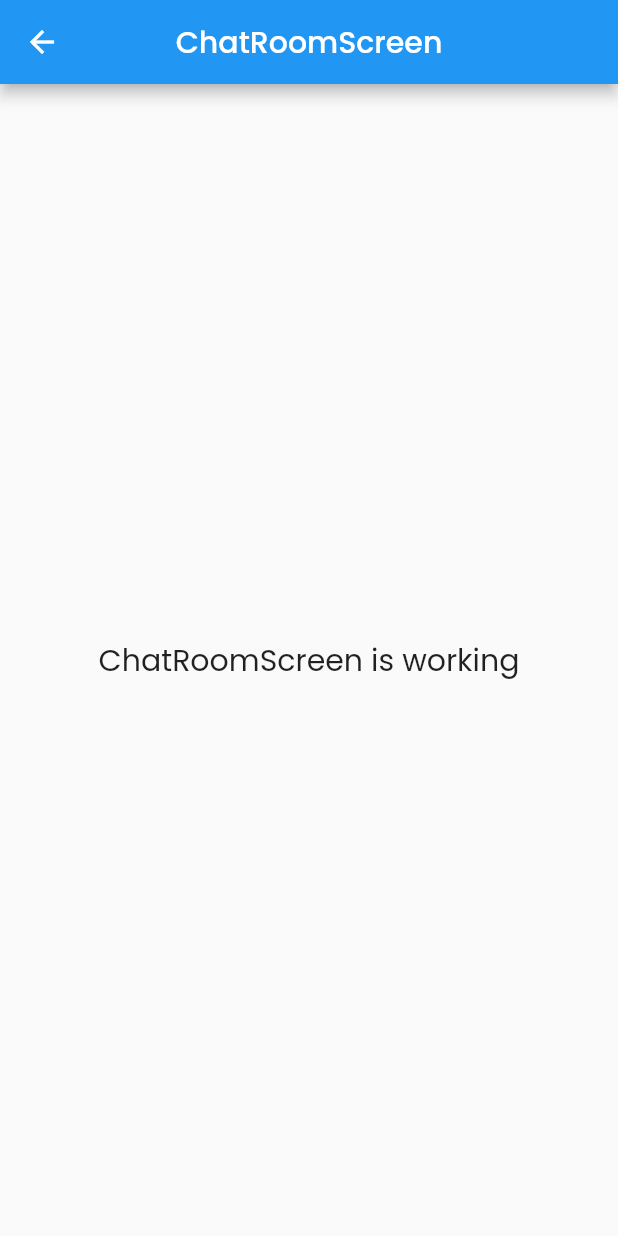
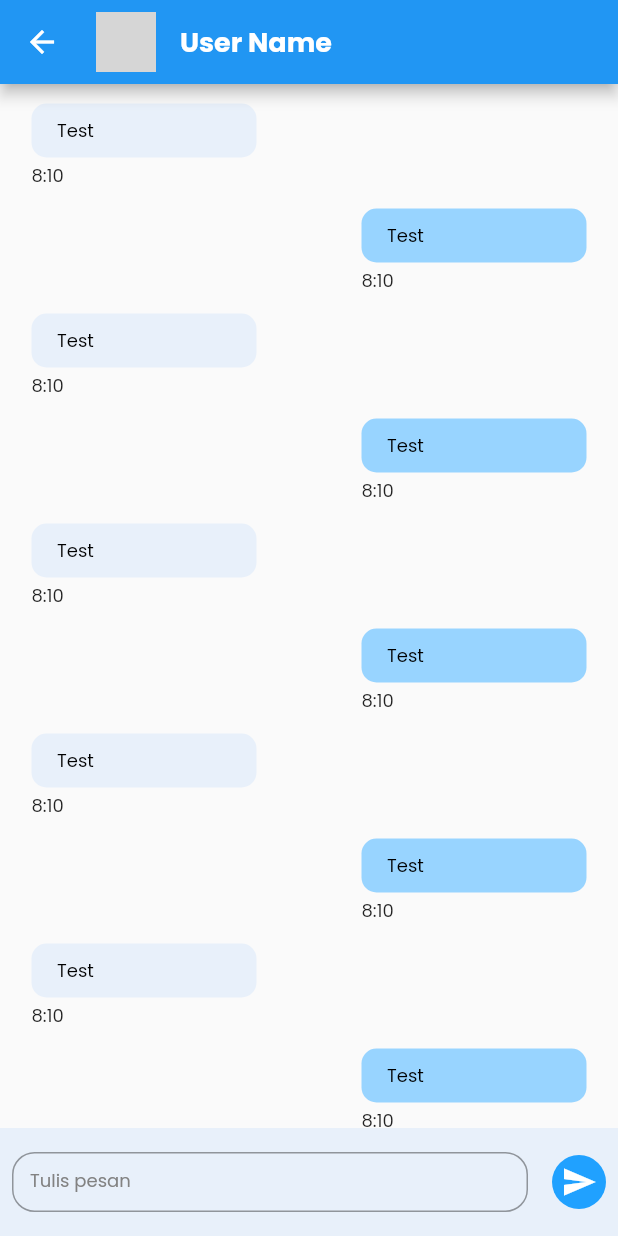
Before and after one commit to b0nz/fltr_chatting, a Flutter app: the ChatRoomScreen screen opened by its route, on a phone screen of 412 x 824 dp. Run offline on Flutter 3.47's test engine with Material 2 defaults, Android fonts, the phone set to English and light mode, and no system bars; our stand-ins replace firebase_core, flutter_svg, font_awesome_flutter, get; accounts and stored records are empty; network calls fail; grey boxes are pictures that could not be loaded.

Commit message:
chore: finish chat list & chat room ui

```diff
--- a/lib/infrastructure/navigation/routes.dart
+++ b/lib/infrastructure/navigation/routes.dart
@@ -1,7 +1,7 @@
 class Routes {
   static Future<String> get initialRoute async {
     // TODO: implement method
-    return LOGIN;
+    return CHAT_LIST;
   }
 
   static const CHAT_LIST = '/chat-list';
--- a/lib/infrastructure/theme/app_font.dart
+++ b/lib/infrastructure/theme/app_font.dart
@@ -6,18 +6,33 @@ class AppFont {
         fontWeight: FontWeight.w700,
       );
 
-  static TextStyle get header => const TextStyle(
-        fontSize: 19,
+  static TextStyle get h2 => const TextStyle(
+        fontSize: 30,
         fontWeight: FontWeight.w700,
       );
 
-  static TextStyle get input => const TextStyle(
-        fontSize: 11,
+  static TextStyle get h3 => const TextStyle(
+        fontSize: 24,
+        fontWeight: FontWeight.w700,
+      );
+
+  static TextStyle get h4 => const TextStyle(
+        fontSize: 18,
+        fontWeight: FontWeight.w700,
+      );
+
+  static TextStyle get h5 => const TextStyle(
+    fontSize: 16,
+    fontWeight: FontWeight.w700,
+  );
+
+  static TextStyle get h6 => const TextStyle(
+        fontSize: 12,
         fontWeight: FontWeight.w400,
       );
 
   static TextStyle get label => const TextStyle(
-        fontSize: 13,
+        fontSize: 14,
         fontWeight: FontWeight.w500,
       );
 }
--- a/lib/presentation/chat_list/components/chat_list_content.dart
+++ b/lib/presentation/chat_list/components/chat_list_content.dart
@@ -11,7 +11,6 @@ class ChatListContent extends StatelessWidget {
   Widget build(BuildContext context) {
     return Expanded(
       child: ListView.builder(
-        padding: const EdgeInsets.symmetric(horizontal: 20),
         itemCount: 10,
         itemBuilder: (context, index) => _userListItem(),
       ),
@@ -19,12 +18,14 @@ class ChatListContent extends StatelessWidget {
   }
 
   Widget _userListItem() {
-    return GestureDetector(
+    return InkWell(
       onTap: () {
         Get.toNamed(Routes.CHAT_ROOM);
       },
       child: SizedBox(
         height: 80,
+        child: Padding(
+          padding: const EdgeInsets.symmetric(horizontal: 20),
           child: Row(
             children: [
               Container(
@@ -44,12 +45,12 @@ class ChatListContent extends StatelessWidget {
                   children: [
                     Text(
                       'User Name',
-                    style: AppFont.header,
+                      style: AppFont.h4,
                     ),
                     5.heightBox,
                     Text(
                       'Lorem ipsum dolor sit amet, consectetur adipiscing elit.',
-                    style: AppFont.input,
+                      style: AppFont.h6,
                       overflow: TextOverflow.ellipsis,
                     ),
                   ],
@@ -65,6 +66,7 @@ class ChatListContent extends StatelessWidget {
             ],
           ),
         ),
+      ),
     );
   }
 }
--- a/lib/presentation/chat_list/components/chat_list_header.dart
+++ b/lib/presentation/chat_list/components/chat_list_header.dart
@@ -18,7 +18,7 @@ class ChatListHeader extends StatelessWidget {
             children: [
               Text(
                 "Chatting",
-                style: AppFont.header,
+                style: AppFont.h4,
               ),
               16.heightBox,
               AppInput(
--- a/lib/presentation/chat_room/chat_room.screen.dart
+++ b/lib/presentation/chat_room/chat_room.screen.dart
@@ -1,3 +1,7 @@
+import 'package:chatting/infrastructure/theme/theme.dart';
+import 'package:chatting/presentation/chat_room/components/chat_room_content.dart';
+import 'package:chatting/presentation/chat_room/components/chat_room_footer.dart';
+import 'package:chatting/utils/extension/box_extension.dart';
 import 'package:flutter/material.dart';
 
 import 'package:get/get.dart';
@@ -6,17 +10,46 @@ import 'controllers/chat_room.controller.dart';
 
 class ChatRoomScreen extends GetView<ChatRoomController> {
   const ChatRoomScreen({Key? key}) : super(key: key);
+
   @override
   Widget build(BuildContext context) {
     return Scaffold(
       appBar: AppBar(
-        title: const Text('ChatRoomScreen'),
-        centerTitle: true,
+        titleSpacing: 0,
+        title: _title(),
+        centerTitle: false,
       ),
-      body: Center(
-        child: Text(
-          'ChatRoomScreen is working',
-          style: TextStyle(fontSize: 20),
+      body: SafeArea(
+        child: Column(
+          children: const [
+            ChatRoomContent(),
+            ChatRoomFooter(),
+          ],
+        ),
+      ),
+    );
+  }
+
+  Widget _title() {
+    return InkWell(
+      onTap: () {},
+      child: Expanded(
+        child: Padding(
+          padding: const EdgeInsets.all(8.0),
+          child: Row(
+            children: [
+              const CircleAvatar(
+                radius: 20,
+                backgroundImage: NetworkImage(
+                    'https://cdn.pixabay.com/photo/2015/10/05/22/37/blank-profile-picture-973460_1280.png'),
+              ),
+              16.widthBox,
+              Text(
+                'User Name',
+                style: AppFont.h4,
+              )
+            ],
+          ),
         ),
       ),
     );
--- /dev/null
+++ b/lib/presentation/chat_room/components/chat_room_content.dart
@@ -0,0 +1,58 @@
+import 'package:chatting/infrastructure/theme/theme.dart';
+import 'package:chatting/utils/extension/box_extension.dart';
+import 'package:flutter/material.dart';
+
+class ChatRoomContent extends StatelessWidget {
+  const ChatRoomContent({Key? key}) : super(key: key);
+
+  @override
+  Widget build(BuildContext context) {
+    return Expanded(
+      child: ListView.builder(
+        itemCount: 10,
+        itemBuilder: (context, index) {
+          return _chatItem(index);
+        },
+      ),
+    );
+  }
+
+  Widget _chatItem(int index) {
+    return Column(
+      mainAxisSize: MainAxisSize.min,
+      children: [
+        Row(
+          children: [
+            index % 2 == 0
+                ? const SizedBox()
+                : const Expanded(child: SizedBox()),
+            Padding(
+              padding: const EdgeInsets.only(top: 13, left: 21, right: 21),
+              child: Column(
+                crossAxisAlignment: CrossAxisAlignment.start,
+                children: [
+                  Container(
+                    width: 150,
+                    padding:
+                        const EdgeInsets.symmetric(horizontal: 17, vertical: 9),
+                    decoration: BoxDecoration(
+                      color:
+                          index % 2 == 0 ? AppColor.lightGrey : AppColor.blue,
+                      borderRadius: BorderRadius.circular(10),
+                    ),
+                    child: Text(
+                      "Test",
+                      style: AppFont.h6.copyWith(color: AppColor.black),
+                    ),
+                  ),
+                  3.heightBox,
+                  Text("8:10", style: AppFont.h6),
+                ],
+              ),
+            ),
+          ],
+        )
+      ],
+    );
+  }
+}
--- /dev/null
+++ b/lib/presentation/chat_room/components/chat_room_footer.dart
@@ -0,0 +1,34 @@
+import 'package:chatting/infrastructure/theme/theme.dart';
+import 'package:chatting/utils/extension/box_extension.dart';
+import 'package:chatting/widgets/app_input.dart';
+import 'package:flutter/material.dart';
+
+class ChatRoomFooter extends StatelessWidget {
+  const ChatRoomFooter({Key? key}) : super(key: key);
+
+  @override
+  Widget build(BuildContext context) {
+    return Container(
+      padding: const EdgeInsets.symmetric(horizontal: 8, vertical: 16),
+      color: AppColor.lightGrey,
+      child: Row(
+        children: [
+          Expanded(
+            child: AppInput(hint: "Tulis pesan"),
+          ),
+          16.widthBox,
+          Container(
+            width: 36,
+            height: 36,
+            decoration: BoxDecoration(
+                color: AppColor.blue2, borderRadius: BorderRadius.circular(30)),
+            child: const Icon(
+              Icons.send,
+              color: Colors.white,
+            ),
+          ),
+        ],
+      ),
+    );
+  }
+}
--- a/lib/presentation/forgot_password/components/forgot_form.dart
+++ b/lib/presentation/forgot_password/components/forgot_form.dart
@@ -25,12 +25,12 @@ class ForgotForm extends StatelessWidget {
             children: [
               Text(
                 "Can request after",
-                style: AppFont.input,
+                style: AppFont.h6,
               ),
               8.widthBox,
               Text(
                 "00:15",
-                style: AppFont.input.copyWith(
+                style: AppFont.h6.copyWith(
                   color: AppColor.blue2,
                   fontWeight: FontWeight.bold,
                 ),
--- a/lib/presentation/forgot_password/forgot_password.screen.dart
+++ b/lib/presentation/forgot_password/forgot_password.screen.dart
@@ -17,7 +17,7 @@ class ForgotPasswordScreen extends GetView<ForgotPasswordController> {
       appBar: AppBar(
         title: Text(
           'Forgot Password',
-          style: AppFont.header.copyWith(
+          style: AppFont.h4.copyWith(
             color: AppColor.blackComponent,
           ),
         ),
--- a/lib/presentation/login/components/login_footer.dart
+++ b/lib/presentation/login/components/login_footer.dart
@@ -18,12 +18,12 @@ class LoginFooter extends StatelessWidget {
             children: [
               Text(
                 "Forgot password?",
-                style: AppFont.input,
+                style: AppFont.h6,
               ),
               8.widthBox,
               Text(
                 "Reset",
-                style: AppFont.input.copyWith(
+                style: AppFont.h6.copyWith(
                   color: AppColor.blue2,
                   fontWeight: FontWeight.bold,
                 ),
@@ -35,12 +35,12 @@ class LoginFooter extends StatelessWidget {
             children: [
               Text(
                 "Don't have an account?",
-                style: AppFont.input,
+                style: AppFont.h6,
               ),
               8.widthBox,
               Text(
                 "Sign Up",
-                style: AppFont.input.copyWith(
+                style: AppFont.h6.copyWith(
                   color: AppColor.blue2,
                   fontWeight: FontWeight.bold,
                 ),
--- a/lib/presentation/login/components/login_social_media.dart
+++ b/lib/presentation/login/components/login_social_media.dart
@@ -12,7 +12,7 @@ class LoginSocialMedia extends StatelessWidget {
       children: [
         Text(
           "Or login with",
-          style: AppFont.input,
+          style: AppFont.h6,
         ),
         16.heightBox,
         Row(
--- a/lib/presentation/register/components/register_form.dart
+++ b/lib/presentation/register/components/register_form.dart
@@ -29,12 +29,12 @@ class RegisterForm extends StatelessWidget {
             children: [
               Text(
                 "Already have an account?",
-                style: AppFont.input,
+                style: AppFont.h6,
               ),
               8.widthBox,
               Text(
                 "Login",
-                style: AppFont.input.copyWith(
+                style: AppFont.h6.copyWith(
                   color: AppColor.blue,
                   fontWeight: FontWeight.bold,
                 ),
--- a/lib/presentation/register/components/register_social_media.dart
+++ b/lib/presentation/register/components/register_social_media.dart
@@ -12,7 +12,7 @@ class RegisterSocialMedia extends StatelessWidget {
       children: [
         Text(
           "Or login with",
-          style: AppFont.input,
+          style: AppFont.h6,
         ),
         16.heightBox,
         Row(
--- a/lib/widgets/app_input.dart
+++ b/lib/widgets/app_input.dart
@@ -27,7 +27,7 @@ class _AppInputState extends State<AppInput> {
         controller: widget.controller,
         decoration: InputDecoration(
           hintText: widget.hint,
-          hintStyle: AppFont.input.copyWith(
+          hintStyle: AppFont.h6.copyWith(
             color: AppColor.grey3,
           ),
           prefixIcon: widget.prefixIcon,
```
Lines whose indentation alone changed are shown as unchanged.
